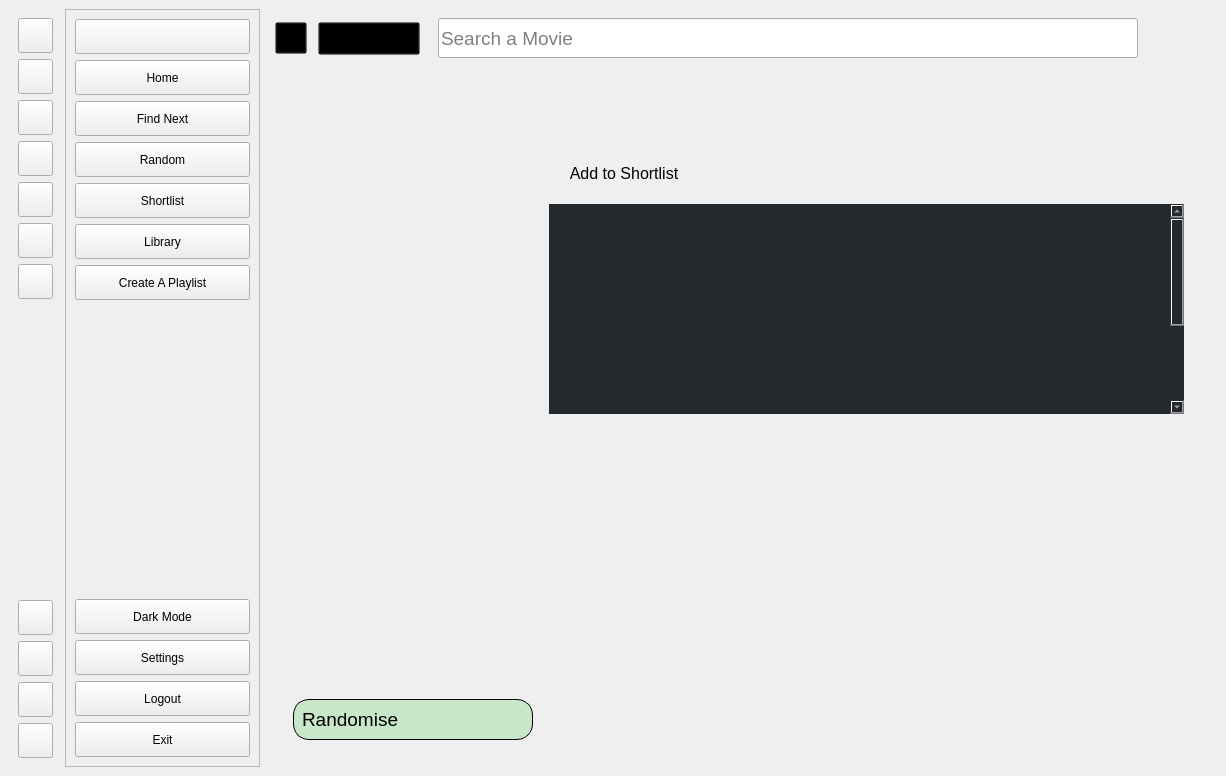
The window that UI/ui_main.ui (lakshya076/Cinematch) describes before a commit, drawn with Qt 5.
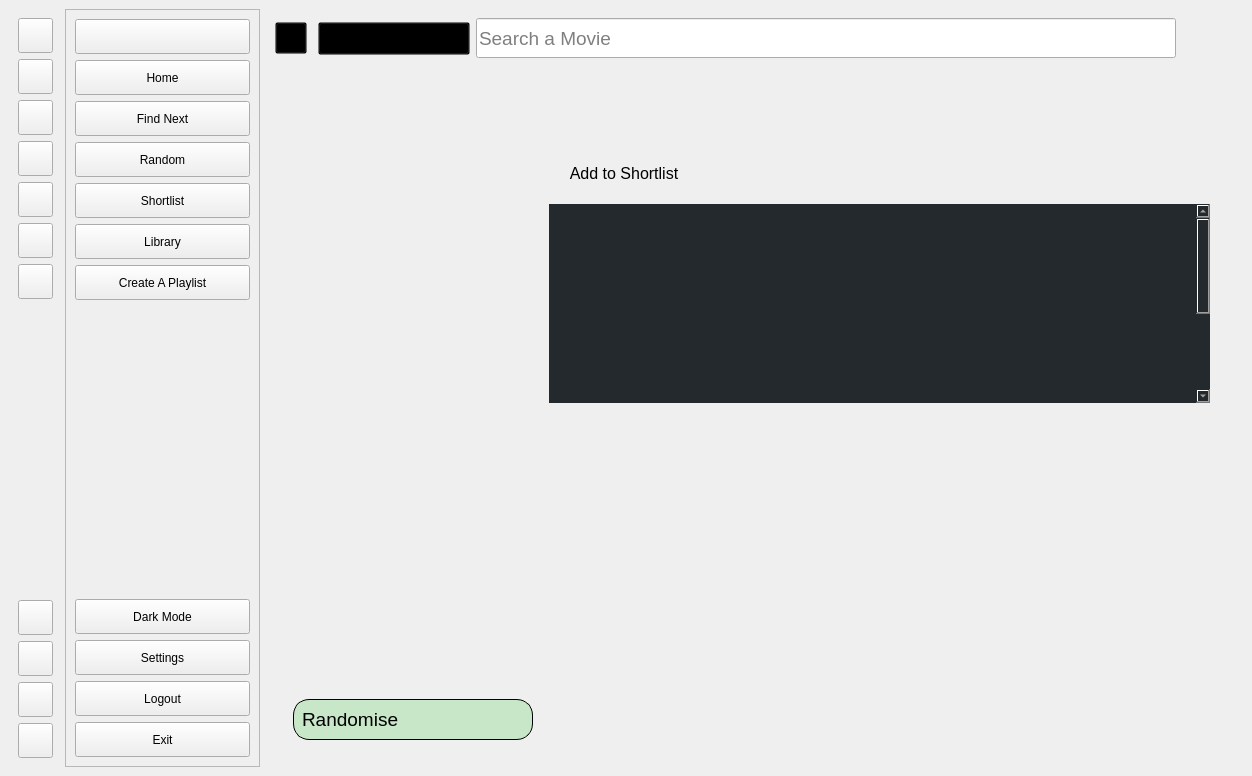
The same window after the commit. The open tabs and pages were chosen to show the change. Icons and pictures are not drawn. Custom widgets are drawn as their Qt base class.

```diff
--- a/UI/ui_main.ui
+++ b/UI/ui_main.ui
@@ -1150,7 +1150,7 @@
          <widget class="QPushButton" name="premium">
           <property name="minimumSize">
            <size>
-               <width>102</width>
+            <width>152</width>
                <height>33</height>
            </size>
           </property>
@@ -1168,7 +1168,7 @@
           </property>
           <property name="styleSheet">
            <string notr="true">font:12pt;
-               min-height:31px; min-width:100px; background-color:rgba(0,0,0,0);
+            min-height:31px; min-width:150px; background-color:rgba(0,0,0,0);
            </string>
           </property>
           <property name="text">
@@ -1885,37 +1885,37 @@
                  </property>
                  <property name="html">
                   <string>&lt;!DOCTYPE HTML PUBLIC &quot;-//W3C//DTD HTML 4.0//EN&quot; &quot;http://www.w3.org/TR/REC-html40/strict.dtd&quot;&gt;
-                      &lt;html&gt;&lt;head&gt;&lt;meta name=&quot;qrichtext&quot; content=&quot;1&quot; /&gt;&lt;style
-                      type=&quot;text/css&quot;&gt;
-                      p, li { white-space: pre-wrap; }
-                      &lt;/style&gt;&lt;/head&gt;&lt;body style=&quot; font-family:'MS Shell Dlg 2'; font-size:14pt;
-                      font-weight:400; font-style:normal;&quot;&gt;
-                      &lt;p style=&quot; margin-top:0px; margin-bottom:0px; margin-left:0px; margin-right:0px;
-                      -qt-block-indent:0; text-indent:0px;&quot;&gt; &lt;/p&gt;
-                      &lt;p style=&quot; margin-top:0px; margin-bottom:0px; margin-left:0px; margin-right:0px;
-                      -qt-block-indent:0; text-indent:0px;&quot;&gt; &lt;/p&gt;
-                      &lt;p style=&quot; margin-top:0px; margin-bottom:0px; margin-left:0px; margin-right:0px;
-                      -qt-block-indent:0; text-indent:0px;&quot;&gt; &lt;/p&gt;
-                      &lt;p style=&quot; margin-top:0px; margin-bottom:0px; margin-left:0px; margin-right:0px;
-                      -qt-block-indent:0; text-indent:0px;&quot;&gt; &lt;/p&gt;
-                      &lt;p style=&quot; margin-top:0px; margin-bottom:0px; margin-left:0px; margin-right:0px;
-                      -qt-block-indent:0; text-indent:0px;&quot;&gt; &lt;/p&gt;
-                      &lt;p style=&quot; margin-top:0px; margin-bottom:0px; margin-left:0px; margin-right:0px;
-                      -qt-block-indent:0; text-indent:0px;&quot;&gt; &lt;/p&gt;
-                      &lt;p style=&quot; margin-top:0px; margin-bottom:0px; margin-left:0px; margin-right:0px;
-                      -qt-block-indent:0; text-indent:0px;&quot;&gt; &lt;/p&gt;
-                      &lt;p style=&quot; margin-top:0px; margin-bottom:0px; margin-left:0px; margin-right:0px;
-                      -qt-block-indent:0; text-indent:0px;&quot;&gt; &lt;/p&gt;
-                      &lt;p style=&quot; margin-top:0px; margin-bottom:0px; margin-left:0px; margin-right:0px;
-                      -qt-block-indent:0; text-indent:0px;&quot;&gt; &lt;/p&gt;
-                      &lt;p style=&quot; margin-top:0px; margin-bottom:0px; margin-left:0px; margin-right:0px;
-                      -qt-block-indent:0; text-indent:0px;&quot;&gt; &lt;/p&gt;
-                      &lt;p style=&quot; margin-top:0px; margin-bottom:0px; margin-left:0px; margin-right:0px;
-                      -qt-block-indent:0; text-indent:0px;&quot;&gt; &lt;/p&gt;
-                      &lt;p style=&quot; margin-top:0px; margin-bottom:0px; margin-left:0px; margin-right:0px;
-                      -qt-block-indent:0; text-indent:0px;&quot;&gt; &lt;/p&gt;
-                      &lt;p style=&quot; margin-top:0px; margin-bottom:0px; margin-left:0px; margin-right:0px;
-                      -qt-block-indent:0; text-indent:0px;&quot;&gt; &lt;/p&gt;&lt;/body&gt;&lt;/html&gt;
+                   &lt;html&gt;&lt;head&gt;&lt;meta name=&quot;qrichtext&quot; content=&quot;1&quot; /&gt;&lt;style
+                   type=&quot;text/css&quot;&gt;
+                   p, li { white-space: pre-wrap; }
+                   &lt;/style&gt;&lt;/head&gt;&lt;body style=&quot; font-family:'MS Shell Dlg 2'; font-size:14pt;
+                   font-weight:400; font-style:normal;&quot;&gt;
+                   &lt;p style=&quot; margin-top:0px; margin-bottom:0px; margin-left:0px; margin-right:0px;
+                   -qt-block-indent:0; text-indent:0px;&quot;&gt; &lt;/p&gt;
+                   &lt;p style=&quot; margin-top:0px; margin-bottom:0px; margin-left:0px; margin-right:0px;
+                   -qt-block-indent:0; text-indent:0px;&quot;&gt; &lt;/p&gt;
+                   &lt;p style=&quot; margin-top:0px; margin-bottom:0px; margin-left:0px; margin-right:0px;
+                   -qt-block-indent:0; text-indent:0px;&quot;&gt; &lt;/p&gt;
+                   &lt;p style=&quot; margin-top:0px; margin-bottom:0px; margin-left:0px; margin-right:0px;
+                   -qt-block-indent:0; text-indent:0px;&quot;&gt; &lt;/p&gt;
+                   &lt;p style=&quot; margin-top:0px; margin-bottom:0px; margin-left:0px; margin-right:0px;
+                   -qt-block-indent:0; text-indent:0px;&quot;&gt; &lt;/p&gt;
+                   &lt;p style=&quot; margin-top:0px; margin-bottom:0px; margin-left:0px; margin-right:0px;
+                   -qt-block-indent:0; text-indent:0px;&quot;&gt; &lt;/p&gt;
+                   &lt;p style=&quot; margin-top:0px; margin-bottom:0px; margin-left:0px; margin-right:0px;
+                   -qt-block-indent:0; text-indent:0px;&quot;&gt; &lt;/p&gt;
+                   &lt;p style=&quot; margin-top:0px; margin-bottom:0px; margin-left:0px; margin-right:0px;
+                   -qt-block-indent:0; text-indent:0px;&quot;&gt; &lt;/p&gt;
+                   &lt;p style=&quot; margin-top:0px; margin-bottom:0px; margin-left:0px; margin-right:0px;
+                   -qt-block-indent:0; text-indent:0px;&quot;&gt; &lt;/p&gt;
+                   &lt;p style=&quot; margin-top:0px; margin-bottom:0px; margin-left:0px; margin-right:0px;
+                   -qt-block-indent:0; text-indent:0px;&quot;&gt; &lt;/p&gt;
+                   &lt;p style=&quot; margin-top:0px; margin-bottom:0px; margin-left:0px; margin-right:0px;
+                   -qt-block-indent:0; text-indent:0px;&quot;&gt; &lt;/p&gt;
+                   &lt;p style=&quot; margin-top:0px; margin-bottom:0px; margin-left:0px; margin-right:0px;
+                   -qt-block-indent:0; text-indent:0px;&quot;&gt; &lt;/p&gt;
+                   &lt;p style=&quot; margin-top:0px; margin-bottom:0px; margin-left:0px; margin-right:0px;
+                   -qt-block-indent:0; text-indent:0px;&quot;&gt; &lt;/p&gt;&lt;/body&gt;&lt;/html&gt;
                   </string>
                  </property>
                 </widget>
@@ -1925,7 +1925,7 @@
                  <property name="minimumSize">
                   <size>
                    <width>0</width>
-                   <height>40</height>
+                   <height>51</height>
                   </size>
                  </property>
                  <property name="maximumSize">
@@ -1938,7 +1938,9 @@
                   <cursorShape>ArrowCursor</cursorShape>
                  </property>
                  <property name="styleSheet">
-                  <string notr="true">font:14pt;</string>
+                  <string notr="true">font:14pt;
+                   min-height:51px;
+                  </string>
                  </property>
                  <property name="text">
                   <string/>
@@ -1950,7 +1952,7 @@
                  <property name="minimumSize">
                   <size>
                    <width>0</width>
-                   <height>40</height>
+                   <height>51</height>
                   </size>
                  </property>
                  <property name="maximumSize">
@@ -1960,7 +1962,9 @@
                   </size>
                  </property>
                  <property name="styleSheet">
-                  <string notr="true">font:14pt;</string>
+                  <string notr="true">font:14pt;
+                   min-height:51px;
+                  </string>
                  </property>
                  <property name="text">
                   <string/>
```
Left out of the diff: 76 changed lines with no effect on the pictures. Lines whose indentation alone changed are shown as unchanged.
